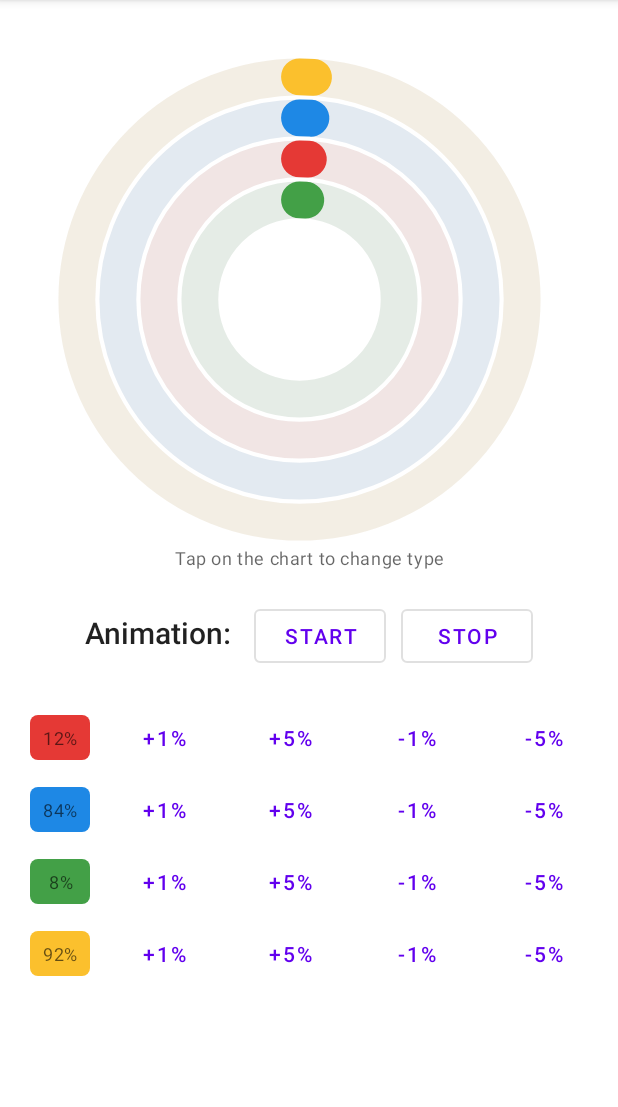
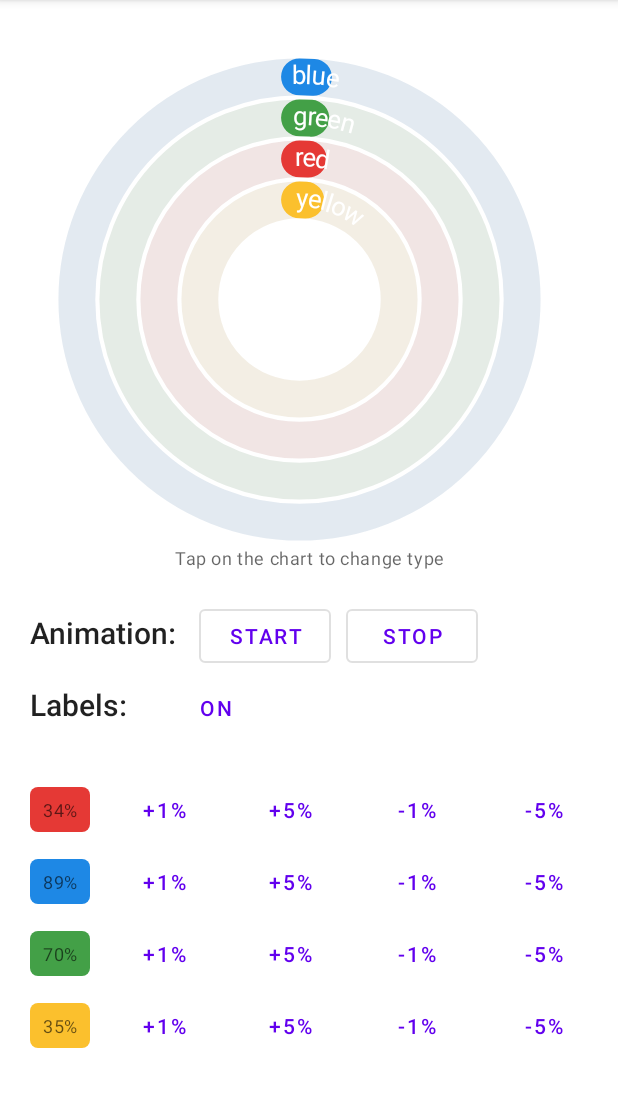
Before and after one commit to Taosif7/RingChartLib, an Android app: the screen it shows after launch (MainActivity), on a phone screen of 412 x 824 dp, the part 84-1191 px from its top. Run offline under Robolectric (Android 15) with nearby library versions, the phone set to English and light mode, and no system bars.

Commit message:
- Now Added option to show/hide labels

```diff
--- a/RingChartLib/src/main/java/com/taosif7/android/ringchartlib/RingChart.java
+++ b/RingChartLib/src/main/java/com/taosif7/android/ringchartlib/RingChart.java
@@ -9,6 +9,7 @@
 import android.graphics.Canvas;
 import android.graphics.Color;
 import android.graphics.Paint;
+import android.graphics.Path;
 import android.graphics.RectF;
 import android.util.AttributeSet;
 import android.util.Property;
@@ -44,6 +45,7 @@
     // Properties
     private RingView backgroundRing;
     private renderMode mode = renderMode.MODE_OVERLAP;
+    private boolean showLabels = true;
 
     public RingChart(Context ctx) {
         super(ctx);
@@ -92,7 +94,8 @@
 
         // Add background ring if its overlap mode
         if (mode == renderMode.MODE_OVERLAP) {
-            backgroundRing = new RingView(getContext(), new RingChartData(1.0f, colorSecondary));
+            backgroundRing = new RingView(getContext(), new RingChartData(1.0f, colorSecondary, "BackgroundRing-Kwv0Tv1HrB"));
+            backgroundRing.setShouldDrawLabel(false);
             addView(backgroundRing);
         }
 
@@ -331,6 +334,10 @@
         this.mode = mode;
     }
 
+    public void showLabels(boolean showLabels) {
+        this.showLabels = showLabels;
+    }
+
     /**
      * Method to animate rings in indeterminate loading style
      */
@@ -457,9 +464,13 @@
      */
     protected class RingView extends View {
         private final RectF RingOval = new RectF();
+        private int labelAngleOffset;
+        private float labelSize;
+        private boolean shouldDrawLabel = true;
+        private Path labelCirclePath;
+        private int bgColor;
+        private Paint colorPaint, labelPaint;
         RingChartData data;
-        int bgColor;
-        Paint colorPaint;
         float headAngle, tailAngle = 0f;
 
         public RingView(Context ctx, RingChartData data) {
@@ -472,6 +483,7 @@
             this.colorPaint.setStrokeCap(Paint.Cap.ROUND);
             headAngle = (data.value * 360f);
             updateBgColor();
+            updateLabelPaint();
         }
 
         public void updateData(RingChartData ringData) {
@@ -488,19 +500,45 @@
                 canvas.drawArc(RingOval, 270f, 360f, false, colorPaint);
                 colorPaint.setColor(data.color);
             }
+
             canvas.drawArc(RingOval, 270f + tailAngle, headAngle, false, colorPaint);
+
+            // Draw label
+            if (showLabels && shouldDrawLabel) {
+                if (mode == renderMode.MODE_CONCENTRIC) {
+                    canvas.rotate(-92, RingOval.centerX(), RingOval.centerY());
+                } else {
+                    canvas.rotate((tailAngle + headAngle) - 90 - labelAngleOffset, RingOval.centerX(), RingOval.centerY());
+                }
+                canvas.drawTextOnPath(data.label, labelCirclePath, 0, (width * 0.4f) / 2, labelPaint);
+            }
         }
 
         @Override
         protected void onSizeChanged(int w, int h, int oldw, int oldh) {
             RingOval.set(width, width /*[SIC]*/, w - width, h - width);
             this.colorPaint.setStrokeWidth(width);
+            updateLabelPaint();
         }
 
         private void updateBgColor() {
             this.bgColor = ColorUtils.blendARGB(data.color, Color.BLACK, 0.4f);
             bgColor = ColorUtils.setAlphaComponent(bgColor, 30);
         }
+
+        private void updateLabelPaint() {
+            labelPaint = new Paint();
+            labelPaint.setColor(Color.WHITE);
+            labelPaint.setTextSize(width * 0.7f);
+            labelCirclePath = new Path();
+            labelCirclePath.addCircle(RingOval.centerX(), RingOval.centerY(), RingOval.width() / 2f, Path.Direction.CW);
+            labelSize = labelPaint.measureText(data.label);
+            labelAngleOffset = (int) ((labelSize / (float) (Math.PI * RingOval.width())) * 360);
+        }
+
+        public void setShouldDrawLabel(boolean shouldDraw) {
+            this.shouldDrawLabel = shouldDraw;
+        }
     }
 
 }
--- a/RingChartLib/src/main/java/com/taosif7/android/ringchartlib/models/RingChartData.java
+++ b/RingChartLib/src/main/java/com/taosif7/android/ringchartlib/models/RingChartData.java
@@ -1,25 +1,11 @@
 package com.taosif7.android.ringchartlib.models;
 
 import androidx.annotation.FloatRange;
-
-import java.util.UUID;
 
 public class RingChartData implements Comparable<RingChartData> {
     public float value;
     public int color;
     public String label;
-
-    /**
-     * Doughnut ring data item
-     *
-     * @param value absolute Integer value
-     * @param color resolved int colour !!!NOT RESOURCE ID
-     */
-    public RingChartData(@FloatRange(from = 0.0f, to = 1.0f) float value, int color) {
-        this.value = value;
-        this.color = color;
-        this.label = UUID.randomUUID().toString();
-    }
 
     /**
      * Doughnut ring data item
--- a/app/src/main/java/com/taosif7/android/ringchart/MainActivity.java
+++ b/app/src/main/java/com/taosif7/android/ringchart/MainActivity.java
@@ -1,10 +1,10 @@
 package com.taosif7.android.ringchart;
 
-import android.graphics.Color;
 import android.os.Bundle;
 import android.view.View;
+import android.widget.CompoundButton;
 import android.widget.TextView;
-import android.widget.Toast;
+import android.widget.ToggleButton;
 import android.widget.ViewSwitcher;
 
 import androidx.appcompat.app.AppCompatActivity;
@@ -36,6 +36,7 @@
         MaterialButton BTN_animStart = findViewById(R.id.animationStartBtn);
         MaterialButton BTN_animStop = findViewById(R.id.animationStopBtn);
         final ViewSwitcher VS_chartHolder = findViewById(R.id.chart_holder);
+        ToggleButton TB_labels = findViewById(R.id.toggle_labels);
 
         // Prepare Data
         dataPoints.put("red", (float) Math.random());
@@ -94,6 +95,16 @@
                 VS_chartHolder.showNext();
             }
         });
+
+        TB_labels.setOnCheckedChangeListener(new CompoundButton.OnCheckedChangeListener() {
+            @Override
+            public void onCheckedChanged(CompoundButton compoundButton, boolean b) {
+                chart_concentric.showLabels(b);
+                chart_overlap.showLabels(b);
+                chart_concentric.stopAnimateLoading();
+                chart_overlap.stopAnimateLoading();
+            }
+        });
     }
 
     public void changeValue(View view) throws Exception {
--- a/app/src/main/res/layout/activity_main.xml
+++ b/app/src/main/res/layout/activity_main.xml
@@ -3,6 +3,8 @@
     xmlns:app="http://schemas.android.com/apk/res-auto"
     android:layout_width="match_parent"
     android:layout_height="match_parent"
+    android:clipToPadding="false"
+    android:paddingBottom="20dp"
     android:theme="@style/Theme.MaterialComponents.DayNight">
 
     <RelativeLayout
@@ -47,8 +49,9 @@
             android:layout_width="match_parent"
             android:layout_height="wrap_content"
             android:layout_below="@id/chart_holder"
-            android:gravity="center_horizontal"
-            android:orientation="horizontal">
+            android:orientation="horizontal"
+            android:paddingStart="20dp"
+            android:paddingEnd="20dp">
 
             <TextView
                 style="@style/TextAppearance.AppCompat.Title"
@@ -74,10 +77,35 @@
 
         </LinearLayout>
 
+        <LinearLayout
+            android:id="@+id/label_controls"
+            android:layout_width="match_parent"
+            android:layout_height="wrap_content"
+            android:layout_below="@id/anim_buttons"
+            android:orientation="horizontal"
+            android:paddingStart="20dp"
+            android:paddingEnd="20dp">
+
+            <TextView
+                style="@style/TextAppearance.AppCompat.Title"
+                android:layout_width="wrap_content"
+                android:layout_height="wrap_content"
+                android:layout_marginEnd="10dp"
+                android:text="Labels: " />
+
+            <androidx.appcompat.widget.AppCompatToggleButton
+                android:id="@+id/toggle_labels"
+                style="@style/Widget.MaterialComponents.Button.OutlinedButton"
+                android:layout_width="wrap_content"
+                android:layout_height="wrap_content"
+                android:checked="true" />
+
+        </LinearLayout>
+
         <TableLayout
             android:layout_width="match_parent"
             android:layout_height="wrap_content"
-            android:layout_below="@id/anim_buttons"
+            android:layout_below="@id/label_controls"
             android:layout_marginTop="20dp"
             android:orientation="vertical"
             android:paddingStart="20dp"
```
